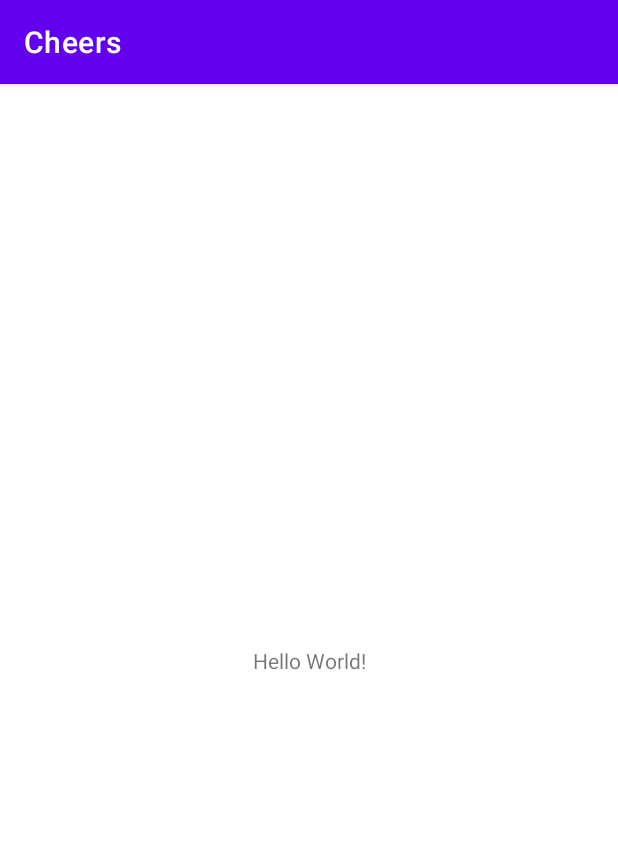
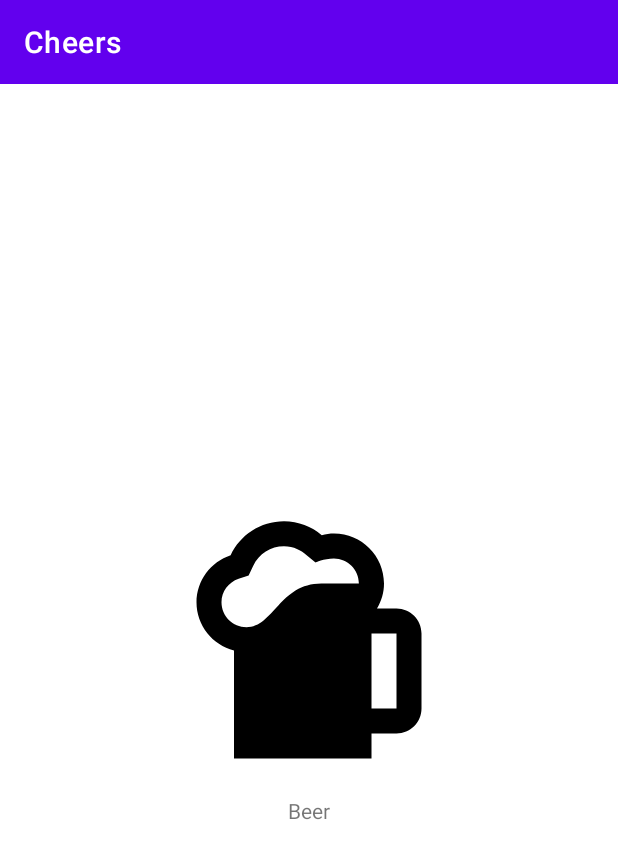
Before and after one commit to JohnyDaDeveloper/CheersV4, an Android app: the screen it shows after launch (MainActivity), on a phone screen of 412 x 824 dp. Shown: the top 859 px of the screen. Run offline under Robolectric (Android 15) with nearby library versions, the phone set to English and light mode, and no system bars; our stand-ins replace data binding.

Commit message:
Add CategoriesFragment with ViewPager filled with CategoryFragments

```diff
--- a/app/build.gradle
+++ b/app/build.gradle
@@ -1,6 +1,7 @@
 plugins {
     id 'com.android.application'
     id 'kotlin-android'
+    id 'kotlin-kapt'
 }
 
 android {
@@ -29,6 +30,9 @@ android {
     kotlinOptions {
         jvmTarget = '1.8'
     }
+    buildFeatures {
+        dataBinding true
+    }
 }
 
 dependencies {
@@ -37,7 +41,7 @@ dependencies {
     implementation 'androidx.appcompat:appcompat:1.3.1'
     implementation 'com.google.android.material:material:1.4.0'
     implementation 'androidx.constraintlayout:constraintlayout:2.1.1'
-    testImplementation 'junit:junit:4.+'
+    testImplementation 'junit:junit:4.13.2'
     androidTestImplementation 'androidx.test.ext:junit:1.1.3'
     androidTestImplementation 'androidx.test.espresso:espresso-core:3.4.0'
 }
--- /dev/null
+++ b/app/src/main/java/cz/johnyapps/cheers/Icon.kt
@@ -0,0 +1,8 @@
+package cz.johnyapps.cheers
+
+import androidx.annotation.DrawableRes
+
+enum class Icon(@DrawableRes var iconId: Int) {
+    BEER(R.drawable.ic_beer),
+    WINE(R.drawable.ic_wine)
+}
--- /dev/null
+++ b/app/src/main/java/cz/johnyapps/cheers/categories/CategoriesFragment.kt
@@ -0,0 +1,34 @@
+package cz.johnyapps.cheers.categories
+
+import android.os.Bundle
+import android.view.LayoutInflater
+import android.view.View
+import android.view.ViewGroup
+import androidx.databinding.DataBindingUtil
+import androidx.fragment.app.Fragment
+import cz.johnyapps.cheers.Icon
+import cz.johnyapps.cheers.R
+import cz.johnyapps.cheers.databinding.FragmentCategoriesBinding
+
+class CategoriesFragment: Fragment() {
+    private lateinit var binding: FragmentCategoriesBinding
+    private lateinit var adapter: CategoryFragmentAdapter
+
+    override fun onCreateView(
+        inflater: LayoutInflater,
+        container: ViewGroup?,
+        savedInstanceState: Bundle?
+    ): View {
+        binding = DataBindingUtil.inflate(inflater, R.layout.fragment_categories, container, false)
+        binding.lifecycleOwner = viewLifecycleOwner
+
+        adapter = CategoryFragmentAdapter(this, listOf(
+            Category("Beer", Icon.BEER),
+            Category("Wine", Icon.WINE)
+        ))
+
+        binding.viewPager.adapter = adapter
+
+        return binding.root
+    }
+}
--- /dev/null
+++ b/app/src/main/java/cz/johnyapps/cheers/categories/Category.kt
@@ -0,0 +1,8 @@
+package cz.johnyapps.cheers.categories
+
+import cz.johnyapps.cheers.Icon
+
+data class Category(
+    val name: String,
+    val icon: Icon
+)
--- /dev/null
+++ b/app/src/main/java/cz/johnyapps/cheers/categories/CategoryFragmentAdapter.kt
@@ -0,0 +1,19 @@
+package cz.johnyapps.cheers.categories
+
+import androidx.fragment.app.Fragment
+import androidx.viewpager2.adapter.FragmentStateAdapter
+import cz.johnyapps.cheers.category.CategoryFragment
+
+class CategoryFragmentAdapter(
+    parentFragment: Fragment,
+    private val categories: List<Category>
+): FragmentStateAdapter(parentFragment) {
+    override fun getItemCount(): Int {
+        return categories.size
+    }
+
+    override fun createFragment(position: Int): Fragment {
+        val category = categories[position]
+        return CategoryFragment(category)
+    }
+}
--- /dev/null
+++ b/app/src/main/java/cz/johnyapps/cheers/category/CategoryFragment.kt
@@ -0,0 +1,29 @@
+package cz.johnyapps.cheers.category
+
+import android.os.Bundle
+import android.view.LayoutInflater
+import android.view.View
+import android.view.ViewGroup
+import androidx.databinding.DataBindingUtil
+import androidx.fragment.app.Fragment
+import cz.johnyapps.cheers.R
+import cz.johnyapps.cheers.categories.Category
+import cz.johnyapps.cheers.databinding.FragmentCategoryBinding
+
+class CategoryFragment(
+    private var category: Category
+): Fragment() {
+    private lateinit var binding: FragmentCategoryBinding
+
+    override fun onCreateView(
+        inflater: LayoutInflater,
+        container: ViewGroup?,
+        savedInstanceState: Bundle?
+    ): View {
+        binding = DataBindingUtil.inflate(inflater, R.layout.fragment_category, container, false)
+        binding.categoryNameTextView.text = category.name
+        binding.categoryNameTextView.setCompoundDrawablesRelativeWithIntrinsicBounds(0, category.icon.iconId, 0, 0)
+
+        return binding.root
+    }
+}
--- /dev/null
+++ b/app/src/main/res/drawable/ic_beer.xml
@@ -0,0 +1,8 @@
+<vector android:height="200dp"
+    android:tint="?attr/colorOnSurface"
+    android:viewportHeight="24"
+    android:viewportWidth="24"
+    android:width="200dp"
+    xmlns:android="http://schemas.android.com/apk/res/android">
+    <path android:fillColor="@android:color/white" android:pathData="M19,9h-1.56C17.79,8.41 18,7.73 18,7c0,-2.21 -1.79,-4 -4,-4c-0.34,0 -0.66,0.05 -0.98,0.13C12.2,2.45 11.16,2.02 10,2.02c-1.89,0 -3.51,1.11 -4.27,2.71C4.15,5.26 3,6.74 3,8.5c0,1.86 1.28,3.41 3,3.86L6,21h11v-2h2c1.1,0 2,-0.9 2,-2v-6C21,9.9 20.1,9 19,9zM7,10.5c-1.1,0 -2,-0.9 -2,-2c0,-0.85 0.55,-1.6 1.37,-1.88l0.8,-0.27l0.36,-0.76C8,4.62 8.94,4.02 10,4.02c0.79,0 1.39,0.35 1.74,0.65l0.78,0.65c0,0 0.64,-0.32 1.47,-0.32c1.1,0 2,0.9 2,2c0,0 -3,0 -3,0C9.67,7 9.15,10.5 7,10.5zM19,17h-2v-6h2V17z"/>
+</vector>
--- /dev/null
+++ b/app/src/main/res/drawable/ic_wine.xml
@@ -0,0 +1,5 @@
+<vector android:height="200dp" android:tint="?attr/colorOnSurface"
+    android:viewportHeight="24" android:viewportWidth="24"
+    android:width="200dp" xmlns:android="http://schemas.android.com/apk/res/android">
+    <path android:fillColor="@android:color/white" android:pathData="M6,3l0,6c0,2.97 2.16,5.43 5,5.91V19H8v2h8v-2h-3v-4.09c2.84,-0.48 5,-2.94 5,-5.91l0,-6H6zM16,8H8l0,-3h8C16,5 16,8 16,8z"/>
+</vector>
--- a/app/src/main/res/layout/activity_main.xml
+++ b/app/src/main/res/layout/activity_main.xml
@@ -1,18 +1,33 @@
 <?xml version="1.0" encoding="utf-8"?>
-<androidx.constraintlayout.widget.ConstraintLayout xmlns:android="http://schemas.android.com/apk/res/android"
+<layout xmlns:android="http://schemas.android.com/apk/res/android"
     xmlns:app="http://schemas.android.com/apk/res-auto"
     xmlns:tools="http://schemas.android.com/tools"
-    android:layout_width="match_parent"
-    android:layout_height="match_parent"
     tools:context=".MainActivity">
 
-    <TextView
-        android:layout_width="wrap_content"
-        android:layout_height="wrap_content"
-        android:text="Hello World!"
-        app:layout_constraintBottom_toBottomOf="parent"
-        app:layout_constraintLeft_toLeftOf="parent"
-        app:layout_constraintRight_toRightOf="parent"
-        app:layout_constraintTop_toTopOf="parent" />
+    <androidx.constraintlayout.widget.ConstraintLayout
+        android:layout_width="match_parent"
+        android:layout_height="match_parent">
 
-</androidx.constraintlayout.widget.ConstraintLayout>
+        <com.google.android.material.appbar.MaterialToolbar
+            android:id="@+id/toolbar"
+            android:layout_width="0dp"
+            android:layout_height="wrap_content"
+            app:layout_constraintStart_toStartOf="parent"
+            app:layout_constraintTop_toTopOf="parent"
+            app:layout_constraintEnd_toEndOf="parent"
+            app:layout_constraintBottom_toTopOf="@id/navHostFragment"
+            app:title="@string/app_name"
+            android:background="?colorPrimary"
+            app:titleTextColor="?colorOnPrimary" />
+
+        <androidx.fragment.app.FragmentContainerView
+            android:id="@+id/navHostFragment"
+            android:layout_width="0dp"
+            android:layout_height="0dp"
+            android:name="cz.johnyapps.cheers.categories.CategoriesFragment"
+            app:layout_constraintStart_toStartOf="parent"
+            app:layout_constraintTop_toBottomOf="@id/toolbar"
+            app:layout_constraintEnd_toEndOf="parent"
+            app:layout_constraintBottom_toBottomOf="parent"/>
+    </androidx.constraintlayout.widget.ConstraintLayout>
+</layout>
--- /dev/null
+++ b/app/src/main/res/layout/fragment_categories.xml
@@ -0,0 +1,8 @@
+<?xml version="1.0" encoding="utf-8"?>
+<layout xmlns:android="http://schemas.android.com/apk/res/android">
+
+    <androidx.viewpager2.widget.ViewPager2
+        android:id="@+id/viewPager"
+        android:layout_width="match_parent"
+        android:layout_height="match_parent" />
+</layout>
--- /dev/null
+++ b/app/src/main/res/layout/fragment_category.xml
@@ -0,0 +1,19 @@
+<?xml version="1.0" encoding="utf-8"?>
+<layout xmlns:android="http://schemas.android.com/apk/res/android"
+    xmlns:app="http://schemas.android.com/apk/res-auto">
+
+    <androidx.constraintlayout.widget.ConstraintLayout
+        android:layout_width="match_parent"
+        android:layout_height="match_parent">
+
+        <TextView
+            android:id="@+id/categoryNameTextView"
+            android:layout_width="wrap_content"
+            android:layout_height="wrap_content"
+            app:layout_constraintStart_toStartOf="parent"
+            app:layout_constraintTop_toTopOf="parent"
+            app:layout_constraintEnd_toEndOf="parent"
+            app:layout_constraintBottom_toBottomOf="parent"
+            android:gravity="center" />
+    </androidx.constraintlayout.widget.ConstraintLayout>
+</layout>
--- a/app/src/main/res/values-night/themes.xml
+++ b/app/src/main/res/values-night/themes.xml
@@ -1,6 +1,6 @@
 <resources xmlns:tools="http://schemas.android.com/tools">
     <!-- Base application theme. -->
-    <style name="Theme.Cheers" parent="Theme.MaterialComponents.DayNight.DarkActionBar">
+    <style name="Theme.Cheers" parent="Theme.MaterialComponents.DayNight.NoActionBar">
         <!-- Primary brand color. -->
         <item name="colorPrimary">@color/purple_200</item>
         <item name="colorPrimaryVariant">@color/purple_700</item>
--- a/app/src/main/res/values/themes.xml
+++ b/app/src/main/res/values/themes.xml
@@ -1,6 +1,6 @@
 <resources xmlns:tools="http://schemas.android.com/tools">
     <!-- Base application theme. -->
-    <style name="Theme.Cheers" parent="Theme.MaterialComponents.DayNight.DarkActionBar">
+    <style name="Theme.Cheers" parent="Theme.MaterialComponents.DayNight.NoActionBar">
         <!-- Primary brand color. -->
         <item name="colorPrimary">@color/purple_500</item>
         <item name="colorPrimaryVariant">@color/purple_700</item>
```
